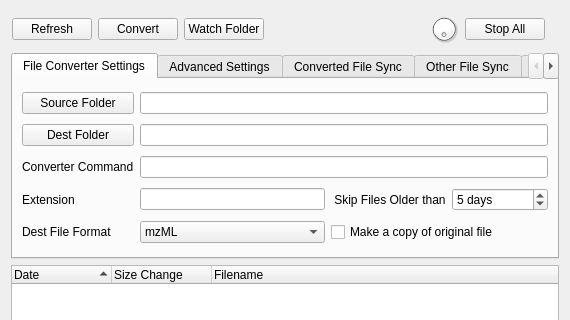
Above: src/mzwatcher/mzWatcherGui.ui from eugenemel/maven before the change; both pictures show x 0 to 570 and y 0 to 320 of the 570 by 599 pixel window. Below: the same form after it.
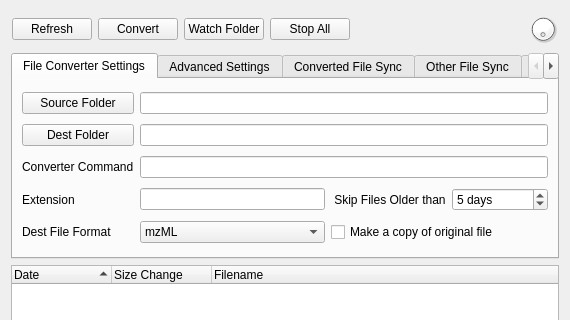
That is the form after the change. Icons and pictures are not drawn.

Commit message: Issue 868: Remove dead code.

```diff
--- a/src/mzwatcher/mzWatcherGui.ui
+++ b/src/mzwatcher/mzWatcherGui.ui
@@ -601,7 +601,7 @@
         </property>
        </widget>
       </item>
-      <item row="0" column="3">
+      <item row="0" column="5">
        <spacer name="horizontalSpacer">
         <property name="orientation">
          <enum>Qt::Orientation::Horizontal</enum>
@@ -625,21 +625,21 @@
         </property>
        </widget>
       </item>
-      <item row="0" column="5">
+      <item row="0" column="3">
        <widget class="QPushButton" name="stopAllButton">
         <property name="text">
          <string>Stop All</string>
         </property>
        </widget>
       </item>
-      <item row="0" column="6">
+      <item row="0" column="4">
        <widget class="QLabel" name="scheduledActionsLabel">
         <property name="text">
          <string/>
         </property>
        </widget>
       </item>
-      <item row="0" column="4">
+      <item row="0" column="6">
        <widget class="QDial" name="monitorDial">
         <property name="enabled">
          <bool>true</bool>
```
The commit also changes 2 other files.
